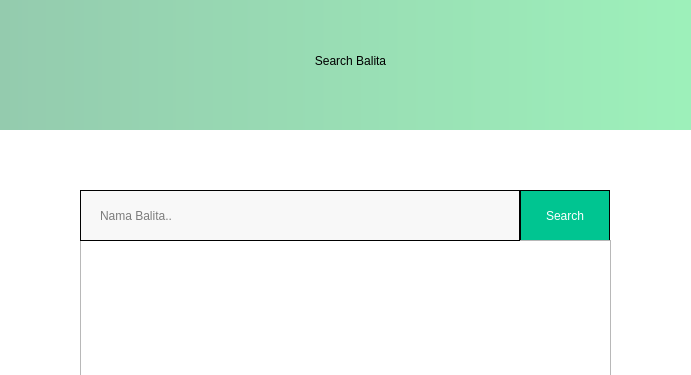
Before: the Qt Designer form search.ui in Gamdara/ekms, drawn with Qt 5; both pictures show x 240 to 931 and y 0 to 375 of the 1200 by 763 pixel window.
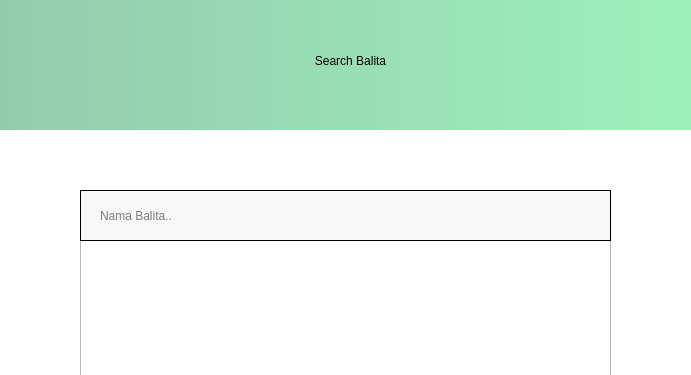
After: the same form once the commit is applied.

What changed in the file:
```diff
--- a/search.ui
+++ b/search.ui
@@ -27,28 +27,6 @@
 background-color: qlineargradient(spread:pad, x1:0, y1:0, x2:1, y2:0, stop:0 rgb(145, 190, 170), stop:1 rgb(161, 255, 191));
 }</string>
    </property>
-   <widget class="QPushButton" name="bsearch">
-    <property name="geometry">
-     <rect>
-      <x>760</x>
-      <y>190</y>
-      <width>90</width>
-      <height>51</height>
-     </rect>
-    </property>
-    <property name="cursor">
-     <cursorShape>PointingHandCursor</cursorShape>
-    </property>
-    <property name="styleSheet">
-     <string notr="true">background-color:rgb(0, 197, 145);
-color: white;
-font: 14pt &quot;MS Shell Dlg 2&quot;;
-border:1px solid black;</string>
-    </property>
-    <property name="text">
-     <string>Search</string>
-    </property>
-   </widget>
    <widget class="QLabel" name="label_9">
     <property name="geometry">
      <rect>
@@ -119,7 +97,7 @@
     <rect>
      <x>320</x>
      <y>190</y>
-     <width>440</width>
+     <width>531</width>
      <height>51</height>
     </rect>
    </property>
```
Left out of the diff: 5 changed lines with no effect on the pictures.
